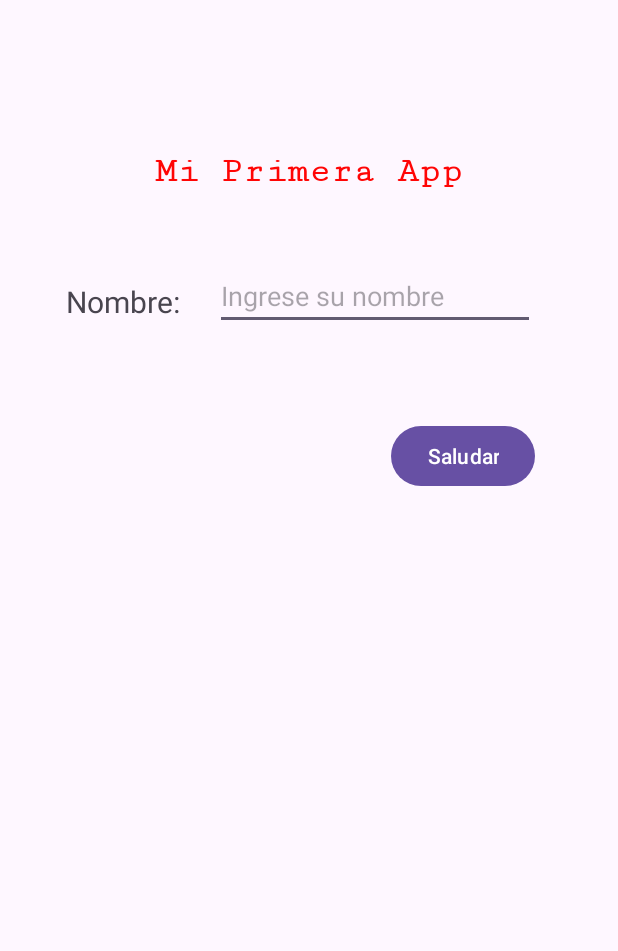
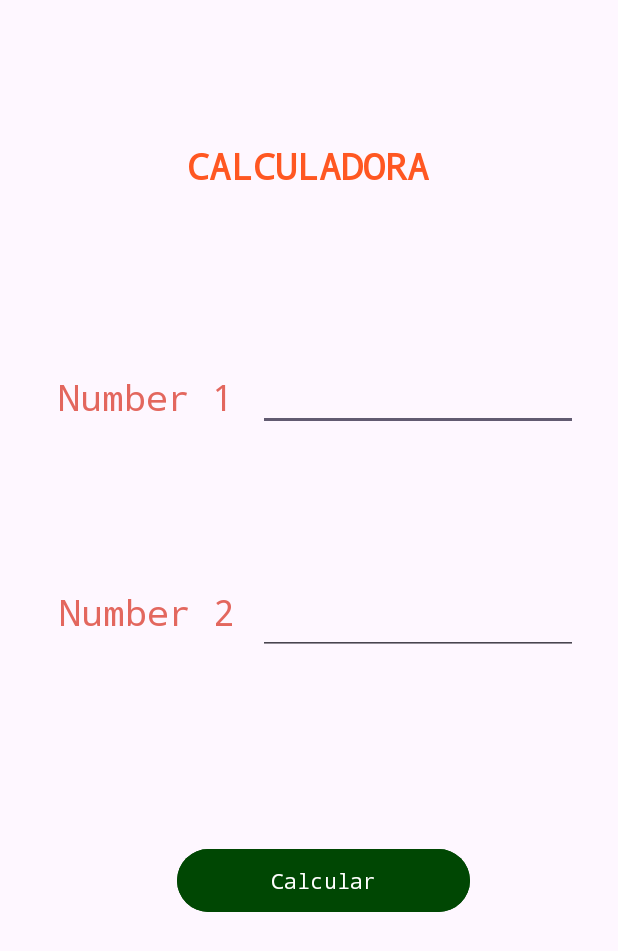
Before and after one commit to SantiagoBulla/AppsKotlinSena, an Android app: the screen it shows after launch (MainActivity before the commit, Calculadora after it), after a tap on "Saludar", on a phone screen of 412 x 824 dp. Shown: the top 951 px of the screen. Run offline under Robolectric (Android 15) with nearby library versions, the phone set to English and light mode, and no system bars.

Commit message:
calculadora
trabajando con redirecciones, recojer datos, calcular datos y mostrar

```diff
--- a/FirstApp/app/src/main/AndroidManifest.xml
+++ b/FirstApp/app/src/main/AndroidManifest.xml
@@ -13,6 +13,9 @@
         android:theme="@style/Theme.MyApplication"
         tools:targetApi="31">
         <activity
+            android:name=".Calculadora"
+            android:exported="false" />
+        <activity
             android:name=".MainActivity"
             android:exported="true">
             <intent-filter>
--- /dev/null
+++ b/FirstApp/app/src/main/java/com/santiagobulla/myapplication/Calculadora.kt
@@ -0,0 +1,27 @@
+package com.santiagobulla.myapplication
+
+import androidx.appcompat.app.AppCompatActivity
+import android.os.Bundle
+import android.widget.Button
+import android.widget.EditText
+import android.widget.TextView
+
+class Calculadora : AppCompatActivity() {
+    override fun onCreate(savedInstanceState: Bundle?) {
+        super.onCreate(savedInstanceState)
+        setContentView(R.layout.activity_calculadora)
+
+        val num1 = findViewById<EditText>(R.id.editTextNumber1)
+        val num2 = findViewById<EditText>(R.id.editTextNumber2)
+        val txtResultado = findViewById<TextView>(R.id.textViewResultado)
+        val btnCalcular = findViewById<Button>(R.id.buttonCalcular)
+
+        btnCalcular.setOnClickListener {
+            val numero1 = num1.text.toString().toDouble()
+            val numero2 = num2.text.toString().toDouble()
+            val resultado: Double = numero1 + numero2
+            txtResultado.text = "El resultado es: ${resultado.toString()}"
+
+        }
+    }
+}
--- a/FirstApp/app/src/main/java/com/santiagobulla/myapplication/MainActivity.kt
+++ b/FirstApp/app/src/main/java/com/santiagobulla/myapplication/MainActivity.kt
@@ -1,5 +1,6 @@
 package com.santiagobulla.myapplication
 
+import android.content.Intent
 import androidx.appcompat.app.AppCompatActivity
 import android.os.Bundle
 import android.widget.Button
@@ -16,7 +17,12 @@ class MainActivity : AppCompatActivity() {
 
         buttonSaludar.setOnClickListener {
             var nameValue = editTextName.text.toString()
-            Toast.makeText(this,"Bienvenido $nameValue a mi primera app",Toast.LENGTH_LONG).show()
+            Toast.makeText(this, "Bienvenido $nameValue a mi primera app", Toast.LENGTH_LONG)
+                .show()//hacer un pop up
+            val intento =
+                Intent(this, Calculadora::class.java)//declarar la redireccion de activities
+            startActivity(intento)//ejecutar la redireccion
+
         }
     }
 }
--- /dev/null
+++ b/FirstApp/app/src/main/res/layout/activity_calculadora.xml
@@ -0,0 +1,108 @@
+<?xml version="1.0" encoding="utf-8"?>
+<androidx.constraintlayout.widget.ConstraintLayout xmlns:android="http://schemas.android.com/apk/res/android"
+    xmlns:app="http://schemas.android.com/apk/res-auto"
+    xmlns:tools="http://schemas.android.com/tools"
+    android:layout_width="match_parent"
+    android:layout_height="match_parent"
+    tools:context=".Calculadora">
+
+    <TextView
+        android:id="@+id/textViewTitleCal"
+        android:layout_width="wrap_content"
+        android:layout_height="wrap_content"
+        android:fontFamily="monospace"
+        android:text="CALCULADORA"
+        android:textColor="#FF5722"
+        android:textSize="24sp"
+        android:textStyle="bold"
+        app:layout_constraintBottom_toBottomOf="parent"
+        app:layout_constraintEnd_toEndOf="parent"
+        app:layout_constraintHorizontal_bias="0.498"
+        app:layout_constraintStart_toStartOf="parent"
+        app:layout_constraintTop_toTopOf="parent"
+        app:layout_constraintVertical_bias="0.119" />
+
+    <TextView
+        android:id="@+id/textView2"
+        android:layout_width="wrap_content"
+        android:layout_height="wrap_content"
+        android:fontFamily="monospace"
+        android:text="Number 1"
+        android:textColor="#E3675E"
+        android:textSize="24sp"
+        app:layout_constraintBottom_toTopOf="@+id/textView3"
+        app:layout_constraintEnd_toEndOf="parent"
+        app:layout_constraintHorizontal_bias="0.132"
+        app:layout_constraintStart_toStartOf="parent"
+        app:layout_constraintTop_toTopOf="parent"
+        app:layout_constraintVertical_bias="0.692" />
+
+    <TextView
+        android:id="@+id/textView3"
+        android:layout_width="wrap_content"
+        android:layout_height="wrap_content"
+        android:layout_marginBottom="400dp"
+        android:fontFamily="monospace"
+        android:text="Number 2"
+        android:textColor="#E3675E"
+        android:textSize="24sp"
+        app:layout_constraintBottom_toBottomOf="parent"
+        app:layout_constraintEnd_toEndOf="parent"
+        app:layout_constraintHorizontal_bias="0.133"
+        app:layout_constraintStart_toStartOf="parent" />
+
+    <EditText
+        android:id="@+id/editTextNumber1"
+        android:layout_width="wrap_content"
+        android:layout_height="wrap_content"
+        android:ems="10"
+        android:inputType="number"
+        app:layout_constraintBottom_toBottomOf="@+id/textView2"
+        app:layout_constraintEnd_toEndOf="parent"
+        app:layout_constraintHorizontal_bias="0.372"
+        app:layout_constraintStart_toEndOf="@+id/textView2"
+        app:layout_constraintTop_toTopOf="@+id/textView2" />
+
+    <EditText
+        android:id="@+id/editTextNumber2"
+        android:layout_width="wrap_content"
+        android:layout_height="wrap_content"
+        android:ems="10"
+        android:inputType="number"
+        app:layout_constraintBottom_toBottomOf="@id/textView3"
+        app:layout_constraintEnd_toEndOf="parent"
+        app:layout_constraintHorizontal_bias="0.369"
+        app:layout_constraintStart_toEndOf="@+id/textView3"
+        app:layout_constraintTop_toTopOf="@id/textView3"
+        app:layout_constraintVertical_bias="0.0" />
+
+    <TextView
+        android:id="@+id/textViewResultado"
+        android:layout_width="wrap_content"
+        android:layout_height="wrap_content"
+        android:textColor="#ffffff"
+        android:textSize="24sp"
+        android:textStyle="bold"
+        app:layout_constraintBottom_toBottomOf="parent"
+        app:layout_constraintEnd_toEndOf="parent"
+        app:layout_constraintHorizontal_bias="0.525"
+        app:layout_constraintStart_toStartOf="parent"
+        app:layout_constraintTop_toBottomOf="@+id/textViewTitleCal"
+        app:layout_constraintVertical_bias="0.851"
+        tools:text="RESULTADO" />
+
+    <Button
+        android:id="@+id/buttonCalcular"
+        android:layout_width="195dp"
+        android:layout_height="50dp"
+        android:backgroundTint="#004703"
+        android:fontFamily="monospace"
+        android:text="Calcular"
+        android:textColor="#ffffff"
+        app:layout_constraintBottom_toTopOf="@+id/textViewResultado"
+        app:layout_constraintEnd_toEndOf="parent"
+        app:layout_constraintHorizontal_bias="0.546"
+        app:layout_constraintStart_toStartOf="parent"
+        app:layout_constraintTop_toBottomOf="@+id/textViewTitleCal"
+        app:layout_constraintVertical_bias="0.845" />
+</androidx.constraintlayout.widget.ConstraintLayout>
```
